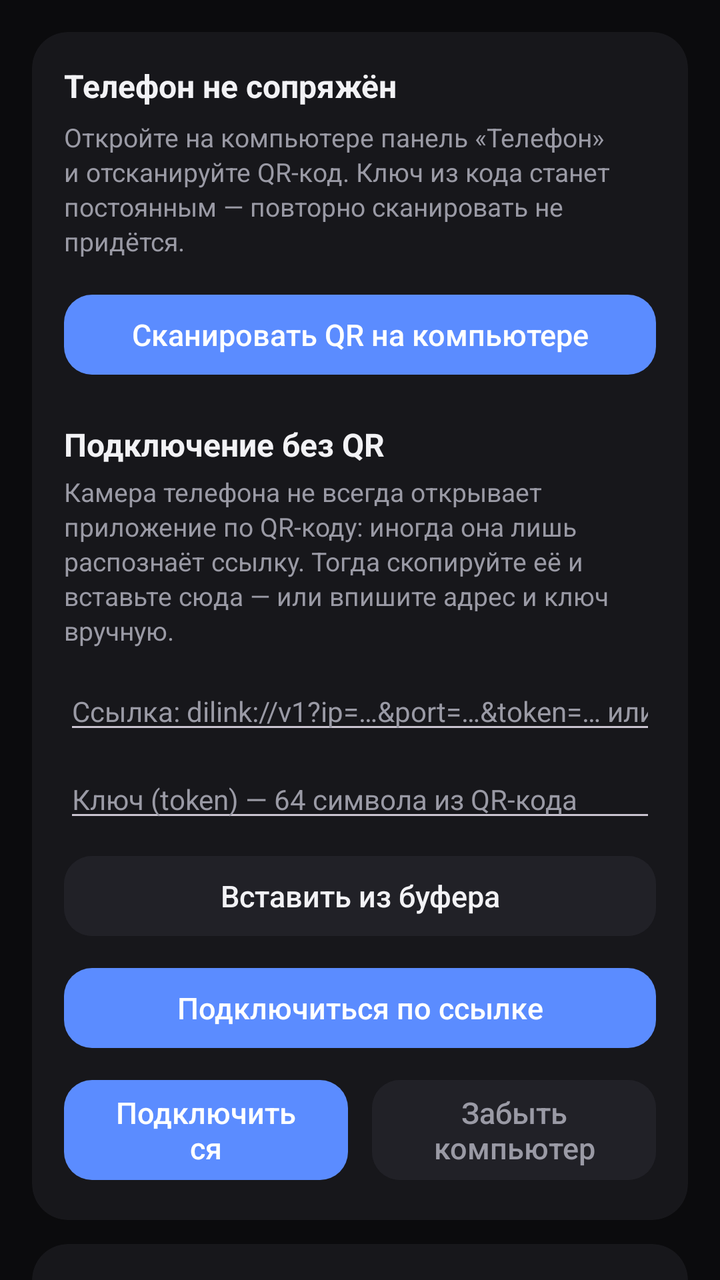
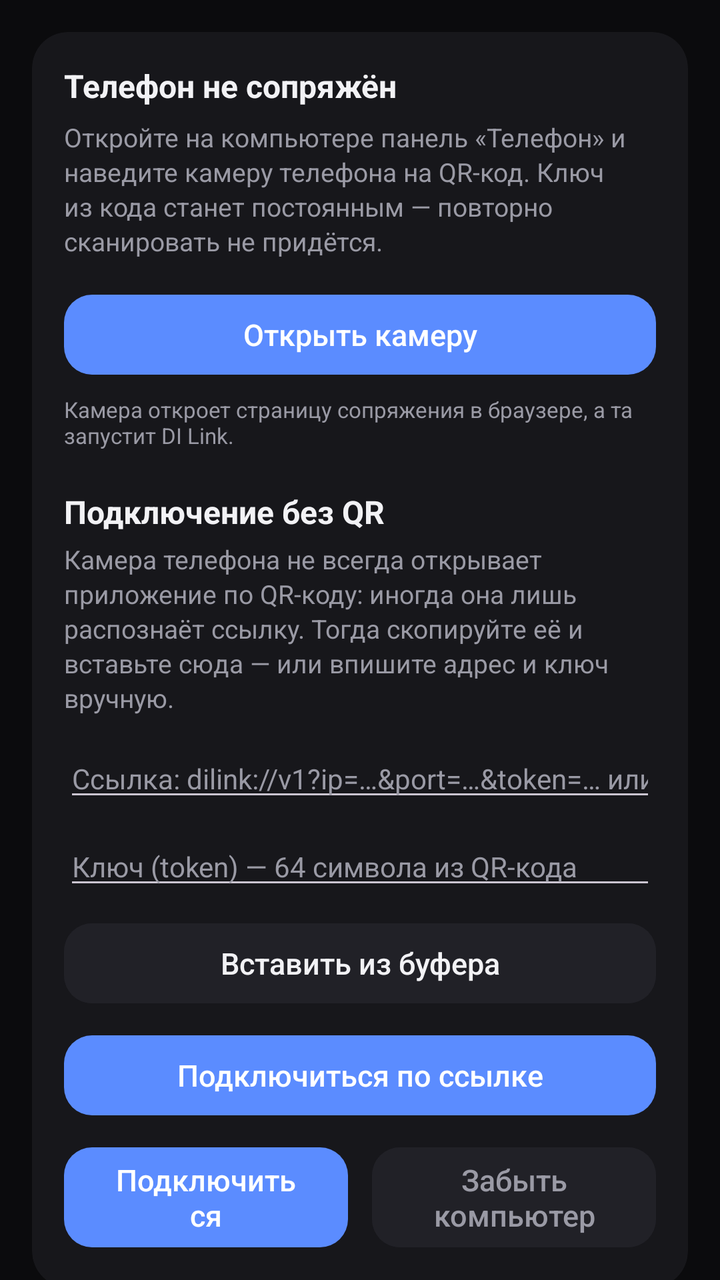

The first picture is an Android layout as it rendered before a commit; the second is the same layout after the commit. The layout source and the unified diff follow.
<!-- AndroidManifest.xml: application theme Theme.DiLink -->
<!-- res/layout/fragment_link.xml -->
<?xml version="1.0" encoding="utf-8"?>
<androidx.core.widget.NestedScrollView xmlns:android="http://schemas.android.com/apk/res/android"
    xmlns:app="http://schemas.android.com/apk/res-auto"
    android:layout_width="match_parent"
    android:layout_height="match_parent"
    android:fillViewport="true">

    <LinearLayout
        android:layout_width="match_parent"
        android:layout_height="wrap_content"
        android:orientation="vertical"
        android:padding="16dp">

        <com.google.android.material.card.MaterialCardView
            android:layout_width="match_parent"
            android:layout_height="wrap_content"
            android:layout_marginBottom="12dp">

            <LinearLayout
                android:layout_width="match_parent"
                android:layout_height="wrap_content"
                android:orientation="vertical">

                <TextView
                    android:id="@+id/pairTitle"
                    style="@style/Text_DiLink_Section"
                    android:layout_width="match_parent"
                    android:layout_height="wrap_content"
                    android:text="@string/status_paired_none" />

                <TextView
                    android:id="@+id/pairHint"
                    style="@style/Text_DiLink_Body"
                    android:layout_width="match_parent"
                    android:layout_height="wrap_content"
                    android:layout_marginTop="6dp"
                    android:text="@string/pair_hint" />

                <com.google.android.material.button.MaterialButton
                    android:id="@+id/scan"
                    style="@style/Widget_DiLink_Button"
                    android:layout_width="match_parent"
                    android:layout_height="wrap_content"
                    android:layout_marginTop="14dp"
                    android:text="@string/action_scan" />

                <TextView
                    style="@style/Text_DiLink_Section"
                    android:layout_width="match_parent"
                    android:layout_height="wrap_content"
                    android:layout_marginTop="20dp"
                    android:text="@string/section_manual" />

                <TextView
                    style="@style/Text_DiLink_Body"
                    android:layout_width="match_parent"
                    android:layout_height="wrap_content"
                    android:layout_marginTop="4dp"
                    android:text="@string/manual_hint" />

                <EditText
                    android:id="@+id/manualLink"
                    android:layout_width="match_parent"
                    android:layout_height="wrap_content"
                    android:layout_marginTop="12dp"
                    android:hint="@string/manual_link_hint"
                    android:inputType="textUri|textNoSuggestions"
                    android:maxLines="3"
                    android:textColor="@color/text_primary"
                    android:textColorHint="@color/text_secondary"
                    android:textSize="14sp"
                    android:autofillHints="" />

                <EditText
                    android:id="@+id/manualToken"
                    android:layout_width="match_parent"
                    android:layout_height="wrap_content"
                    android:layout_marginTop="8dp"
                    android:hint="@string/manual_token_hint"
                    android:inputType="textVisiblePassword|textNoSuggestions"
                    android:maxLines="2"
                    android:textColor="@color/text_primary"
                    android:textColorHint="@color/text_secondary"
                    android:textSize="14sp"
                    android:autofillHints="" />

                <com.google.android.material.button.MaterialButton
                    android:id="@+id/paste"
                    style="@style/Widget_DiLink_Button"
                    android:layout_width="match_parent"
                    android:layout_height="wrap_content"
                    android:layout_marginTop="8dp"
                    android:backgroundTint="@color/surface_high"
                    android:text="@string/action_paste"
                    android:textColor="@color/text_primary" />

                <com.google.android.material.button.MaterialButton
                    android:id="@+id/manualConnect"
                    style="@style/Widget_DiLink_Button"
                    android:layout_width="match_parent"
                    android:layout_height="wrap_content"
                    android:layout_marginTop="8dp"
                    android:text="@string/action_manual_connect" />

                <LinearLayout
                    android:layout_width="match_parent"
                    android:layout_height="wrap_content"
                    android:layout_marginTop="8dp"
                    android:orientation="horizontal">

                    <com.google.android.material.button.MaterialButton
                        android:id="@+id/connect"
                        style="@style/Widget_DiLink_Button"
                        android:layout_width="0dp"
                        android:layout_height="wrap_content"
                        android:layout_marginEnd="6dp"
                        android:layout_weight="1"
                        android:text="@string/action_connect" />

                    <com.google.android.material.button.MaterialButton
                        android:id="@+id/forget"
                        style="@style/Widget_DiLink_Button"
                        android:layout_width="0dp"
                        android:layout_height="wrap_content"
                        android:layout_marginStart="6dp"
                        android:layout_weight="1"
                        android:backgroundTint="@color/surface_high"
                        android:text="@string/action_forget"
                        android:textColor="@color/text_secondary" />
                </LinearLayout>
            </LinearLayout>
        </com.google.android.material.card.MaterialCardView>

        <com.google.android.material.card.MaterialCardView
            android:layout_width="match_parent"
            android:layout_height="wrap_content"
            android:layout_marginBottom="12dp">

            <LinearLayout
                android:layout_width="match_parent"
                android:layout_height="wrap_content"
                android:orientation="vertical">

                <TextView
                    style="@style/Text_DiLink_Section"
                    android:layout_width="match_parent"
                    android:layout_height="wrap_content"
                    android:text="@string/section_clipboard" />

                <TextView
                    style="@style/Text_DiLink_Body"
                    android:layout_width="match_parent"
                    android:layout_height="wrap_content"
                    android:layout_marginTop="4dp"
                    android:text="@string/clipboard_hint" />

                <com.google.android.material.button.MaterialButton
                    android:id="@+id/sendClipboard"
                    style="@style/Widget_DiLink_Button"
                    android:layout_width="match_parent"
                    android:layout_height="wrap_content"
                    android:layout_marginTop="12dp"
                    android:backgroundTint="@color/surface_high"
                    android:text="@string/action_send_clipboard"
                    android:textColor="@color/text_primary" />
            </LinearLayout>
        </com.google.android.material.card.MaterialCardView>

        <com.google.android.material.card.MaterialCardView
            android:layout_width="match_parent"
            android:layout_height="wrap_content"
            android:layout_marginBottom="12dp">

            <LinearLayout
                android:layout_width="match_parent"
                android:layout_height="wrap_content"
                android:orientation="vertical">

                <TextView
                    style="@style/Text_DiLink_Section"
                    android:layout_width="match_parent"
                    android:layout_height="wrap_content"
                    android:text="@string/section_files" />

                <TextView
                    android:id="@+id/transferEmpty"
                    style="@style/Text_DiLink_Body"
                    android:layout_width="match_parent"
                    android:layout_height="wrap_content"
                    android:layout_marginTop="4dp"
                    android:text="@string/transfer_none" />

                <androidx.recyclerview.widget.RecyclerView
                    android:id="@+id/transfers"
                    android:layout_width="match_parent"
                    android:layout_height="wrap_content"
                    android:layout_marginTop="8dp"
                    android:nestedScrollingEnabled="false" />

                <com.google.android.material.button.MaterialButton
                    android:id="@+id/pickFile"
                    style="@style/Widget_DiLink_Button"
                    android:layout_width="match_parent"
                    android:layout_height="wrap_content"
                    android:layout_marginTop="12dp"
                    android:backgroundTint="@color/surface_high"
                    android:text="@string/action_send_file"
                    android:textColor="@color/text_primary" />
            </LinearLayout>
        </com.google.android.material.card.MaterialCardView>

        <TextView
            android:id="@+id/error"
            style="@style/Text_DiLink_Caption"
            android:layout_width="match_parent"
            android:layout_height="wrap_content"
            android:textColor="@color/danger"
            android:visibility="gone" />

    </LinearLayout>
</androidx.core.widget.NestedScrollView>
<!-- resources referenced by this layout -->
<resources>
  <color name="danger">#FFFF6B6B</color>
  <color name="surface_high">#FF212127</color>
  <color name="text_primary">#FFF2F2F5</color>
  <color name="text_secondary">#FF9A9AA5</color>
  <string name="action_connect">Подключиться</string>
  <string name="action_forget">Забыть компьютер</string>
  <string name="action_manual_connect">Подключиться по ссылке</string>
  <string name="action_paste">Вставить из буфера</string>
  <string name="action_scan">Сканировать QR на компьютере</string>
  <string name="action_send_clipboard">Отправить буфер на компьютер</string>
  <string name="action_send_file">Отправить файл на компьютер</string>
  <string name="clipboard_hint">Скопированный текст уходит на компьютер, пока приложение открыто. Вставка с компьютера попадает в буфер телефона в любой момент.</string>
  <string name="manual_hint">Камера телефона не всегда открывает приложение по QR-коду: иногда она лишь распознаёт ссылку. Тогда скопируйте её и вставьте сюда — или впишите адрес и ключ вручную.</string>
  <string name="manual_link_hint">Ссылка: dilink://v1?ip=…&amp;port=…&amp;token=… или 192.168.1.4:19532</string>
  <string name="manual_token_hint">Ключ (token) — 64 символа из QR-кода</string>
  <string name="pair_hint">Откройте на компьютере панель «Телефон» и отсканируйте QR-код. Ключ из кода станет постоянным — повторно сканировать не придётся.</string>
  <string name="section_clipboard">Буфер обмена</string>
  <string name="section_files">Файлы</string>
  <string name="section_manual">Подключение без QR</string>
  <string name="status_paired_none">Телефон не сопряжён</string>
  <string name="transfer_none">Передач пока не было. Файлы с компьютера сохраняются в папку Download/DI Link.</string>
  <style name="Text_DiLink_Body">
          <item name="android:textColor">@color/text_secondary</item>
          <item name="android:textSize">13sp</item>
          <item name="android:lineSpacingExtra">2dp</item>
      </style>
  <style name="Text_DiLink_Caption">
          <item name="android:textColor">@color/text_secondary</item>
          <item name="android:textSize">11sp</item>
      </style>
  <style name="Text_DiLink_Section">
          <item name="android:textColor">@color/text_primary</item>
          <item name="android:textSize">16sp</item>
          <item name="android:textStyle">bold</item>
      </style>
  <style name="Widget_DiLink_Button" parent="Widget.Material3.Button">
          <item name="cornerRadius">14dp</item>
          <item name="android:textAllCaps">false</item>
          <item name="android:textSize">15sp</item>
          <item name="android:letterSpacing">0</item>
      </style>
  <color name="accent">#FF5B8CFF</color>
  <color name="surface">#FF17171B</color>
  <color name="bg">#FF0B0B0D</color>
  <style name="Widget_DiLink_Card" parent="Widget.Material3.CardView.Filled">
          <item name="cardBackgroundColor">@color/surface</item>
          <item name="cardCornerRadius">18dp</item>
          <item name="cardElevation">0dp</item>
          <item name="contentPadding">16dp</item>
          <item name="strokeWidth">0dp</item>
      </style>
  <style name="Widget_DiLink_Switch" parent="Widget.Material3.CompoundButton.MaterialSwitch">
          <item name="thumbTint">@color/text_primary</item>
          <item name="trackTint">@color/accent_soft</item>
      </style>
  <style name="Widget_DiLink_Toolbar" parent="Widget.Material3.Toolbar">
          <item name="android:background">@color/bg</item>
          <item name="titleTextColor">@color/text_primary</item>
      </style>
  <color name="accent_soft">#335B8CFF</color>
  <!-- unchanged entries left out for length: 1 -->
</resources>

<!-- the commit's change to res/layout/fragment_link.xml (unified diff, before → after) -->
@@ -42,7 +42,14 @@
                     android:layout_width="match_parent"
                     android:layout_height="wrap_content"
                     android:layout_marginTop="14dp"
-                    android:text="@string/action_scan" />
+                    android:text="@string/action_camera" />
+
+                <TextView
+                    style="@style/Text_DiLink_Caption"
+                    android:layout_width="match_parent"
+                    android:layout_height="wrap_content"
+                    android:layout_marginTop="6dp"
+                    android:text="@string/camera_hint" />
 
                 <TextView
                     style="@style/Text_DiLink_Section"
<!-- resource entries referenced after the edit -->
@@ -4,18 +4,19 @@
   <color name="surface_high">#FF212127</color>
   <color name="text_primary">#FFF2F2F5</color>
   <color name="text_secondary">#FF9A9AA5</color>
+  <string name="action_camera">Открыть камеру</string>
   <string name="action_connect">Подключиться</string>
   <string name="action_forget">Забыть компьютер</string>
   <string name="action_manual_connect">Подключиться по ссылке</string>
   <string name="action_paste">Вставить из буфера</string>
-  <string name="action_scan">Сканировать QR на компьютере</string>
   <string name="action_send_clipboard">Отправить буфер на компьютер</string>
   <string name="action_send_file">Отправить файл на компьютер</string>
+  <string name="camera_hint">Камера откроет страницу сопряжения в браузере, а та запустит DI Link.</string>
   <string name="clipboard_hint">Скопированный текст уходит на компьютер, пока приложение открыто. Вставка с компьютера попадает в буфер телефона в любой момент.</string>
   <string name="manual_hint">Камера телефона не всегда открывает приложение по QR-коду: иногда она лишь распознаёт ссылку. Тогда скопируйте её и вставьте сюда — или впишите адрес и ключ вручную.</string>
   <string name="manual_link_hint">Ссылка: dilink://v1?ip=…&amp;port=…&amp;token=… или 192.168.1.4:19532</string>
   <string name="manual_token_hint">Ключ (token) — 64 символа из QR-кода</string>
-  <string name="pair_hint">Откройте на компьютере панель «Телефон» и отсканируйте QR-код. Ключ из кода станет постоянным — повторно сканировать не придётся.</string>
+  <string name="pair_hint">Откройте на компьютере панель «Телефон» и наведите камеру телефона на QR-код. Ключ из кода станет постоянным — повторно сканировать не придётся.</string>
   <string name="section_clipboard">Буфер обмена</string>
   <string name="section_files">Файлы</string>
   <string name="section_manual">Подключение без QR</string>
